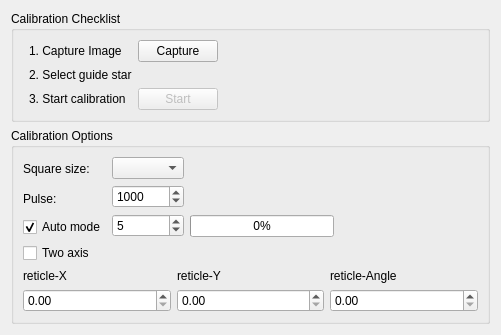
First picture: the form in kstars/ekos/guide/rcalibration.ui, repository KDE/kstars, before the edit.
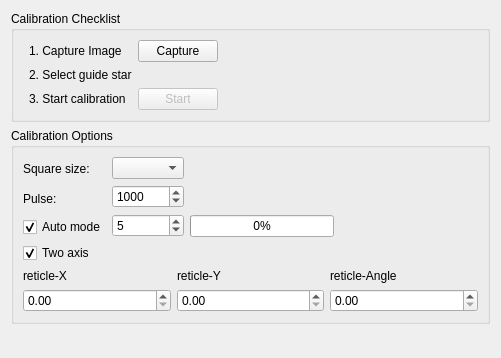
Second picture: the form after the edit. Custom widgets are drawn as their Qt base class.

Commit message: Calibration should have two axis by default in order to know DEC swap

Diff of the .ui file:
```diff
--- a/kstars/ekos/guide/rcalibration.ui
+++ b/kstars/ekos/guide/rcalibration.ui
@@ -7,7 +7,7 @@
     <x>0</x>
     <y>0</y>
     <width>501</width>
-    <height>322</height>
+    <height>358</height>
    </rect>
   </property>
   <property name="minimumSize">
@@ -261,6 +261,9 @@
         <property name="text">
          <string>Two axis</string>
         </property>
+        <property name="checked">
+         <bool>true</bool>
+        </property>
        </widget>
       </item>
       <item>
```
Left out of the diff: 12 changed lines with no effect on the pictures. The commit also changes 2 other files.
